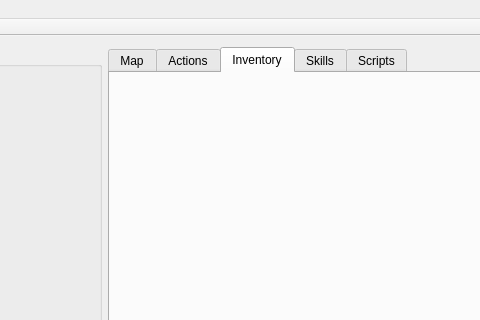
First picture: the form in mainwindow.ui, repository antonshtunder/l2botcontrol, before the edit; both pictures show x 109 to 589 and y 0 to 320 of the 723 by 478 pixel window.
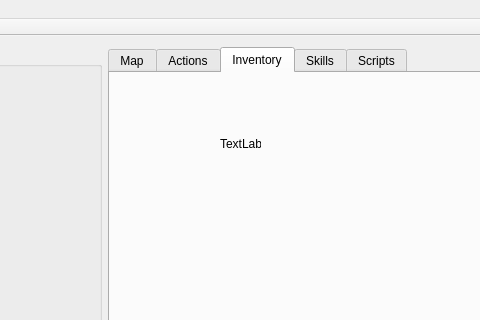
Second picture: the form after the edit. The open tabs and pages were chosen to show the change.

Diff of the .ui file:
```diff
--- a/mainwindow.ui
+++ b/mainwindow.ui
@@ -104,6 +104,19 @@
        <attribute name="title">
         <string>Inventory</string>
        </attribute>
+       <widget class="QLabel" name="lblt">
+        <property name="geometry">
+         <rect>
+          <x>110</x>
+          <y>50</y>
+          <width>41</width>
+          <height>41</height>
+         </rect>
+        </property>
+        <property name="text">
+         <string>TextLabel</string>
+        </property>
+       </widget>
       </widget>
       <widget class="QWidget" name="skillsTab">
        <attribute name="title">
```
Left out of the diff: 2 changed lines with no effect on the pictures.
